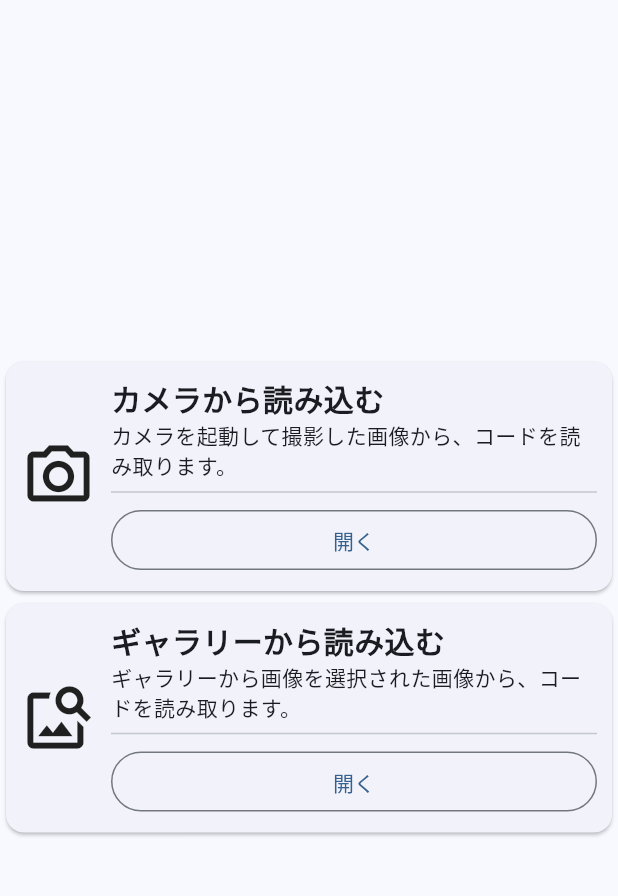
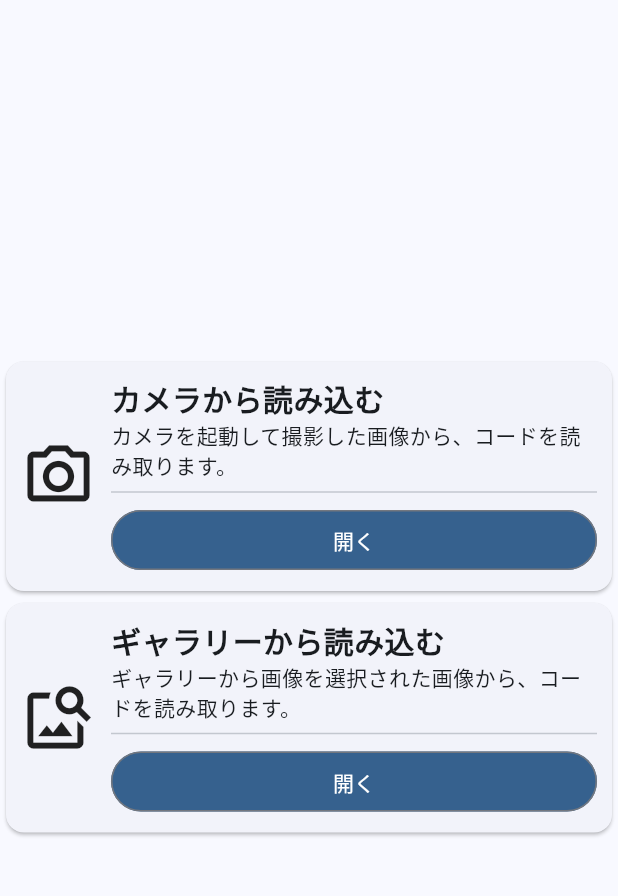
Before and after one commit to yuchan2215/flutterCodeScan, a Flutter app: the screen it shows after launch, on a phone screen of 412 x 824 dp, the part 63-959 px from its top. Run offline on Flutter 3.47's test engine with Material 2 defaults, Android fonts, the phone set to English and light mode, and no system bars.

Commit message:
[change] MaterialDesign3.0にボタンを対応した

```diff
--- a/lib/widgets/mainPage.dart
+++ b/lib/widgets/mainPage.dart
@@ -68,7 +68,11 @@ class MyHomePageState extends State<MyHomePage> {
                     const Divider(),
                     Container(
                       width: double.infinity,
-                      child: OutlinedButton(
+                      child: OutlinedButton( //参考：https://zenn.dev/enoiu/articles/6b754d37d5a272#elevatedbutton%E3%81%AB%E3%81%A4%E3%81%84%E3%81%A6
+                        style: ElevatedButton.styleFrom(
+                          onPrimary: Theme.of(context).colorScheme.onPrimary,
+                          primary: Theme.of(context).colorScheme.primary,
+                        ).copyWith(elevation: ButtonStyleButton.allOrNull(0.0)),
                         onPressed: () {},
                         child: const Text("開く"),
                       ),
```
